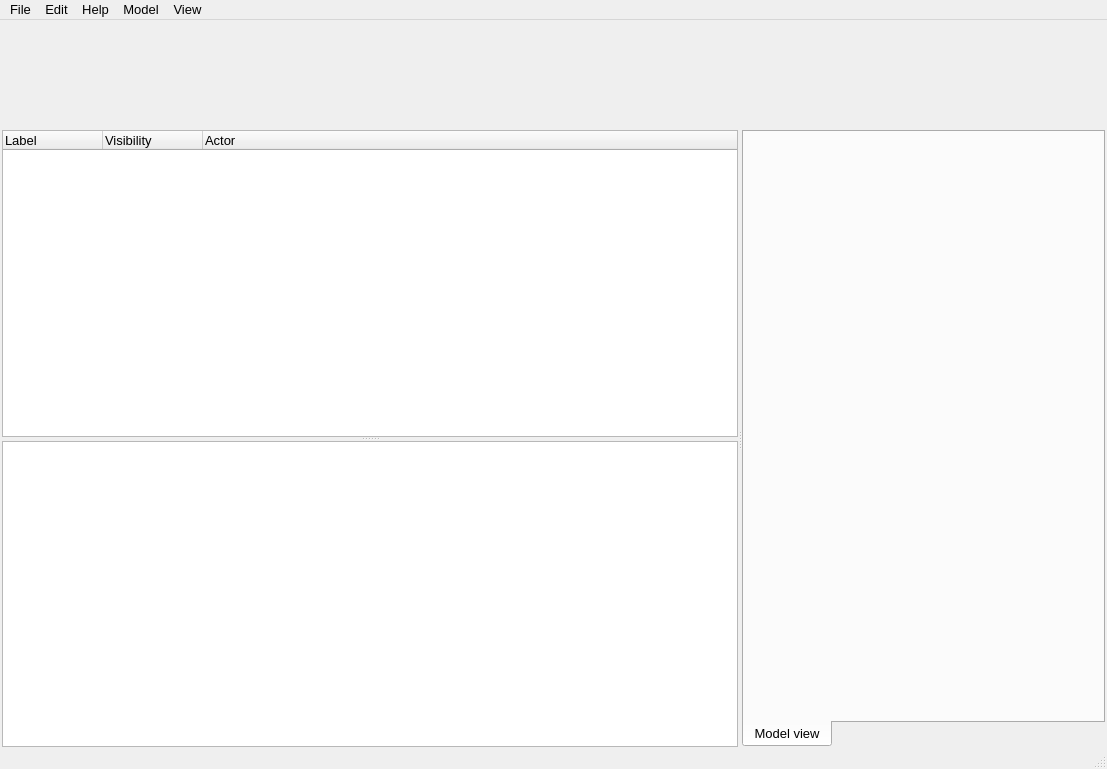
Above: src/UserInterface/Forms/MainWindow.ui from PawelekPro/MeshGeneratingTool before the change. Below: the same form after it.
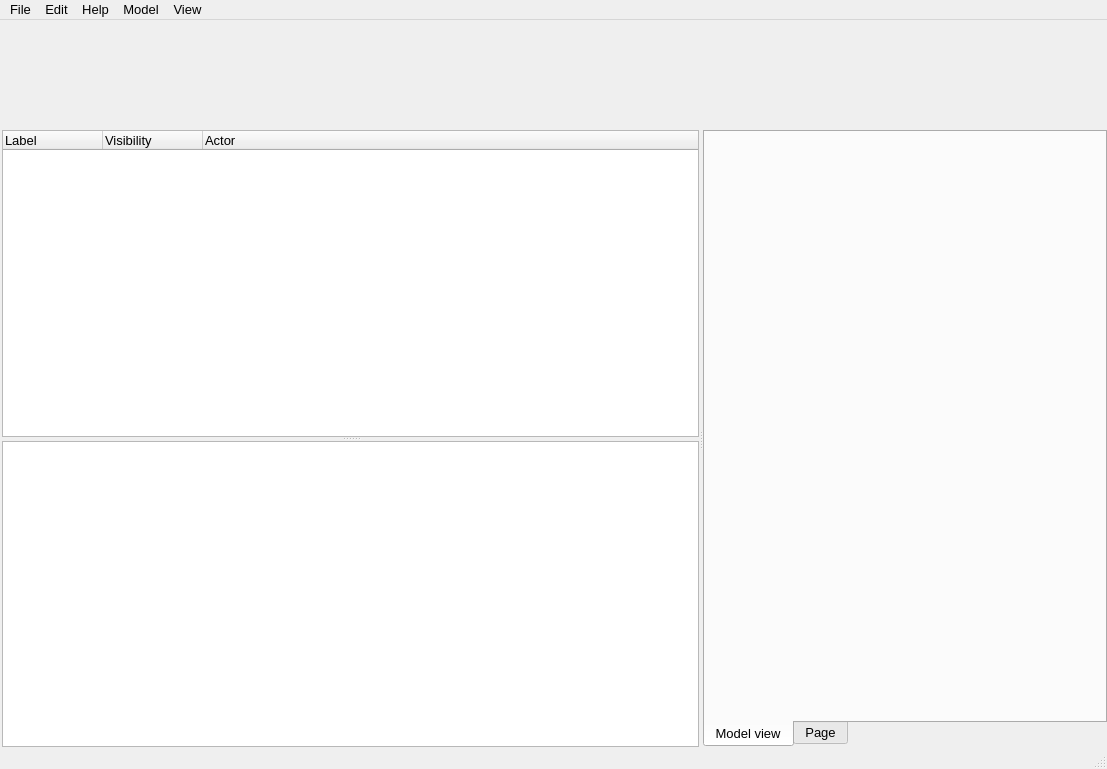
That is the form after the change. Custom widgets are drawn as their Qt base class.

The edit to the form file:
```diff
--- a/src/UserInterface/Forms/MainWindow.ui
+++ b/src/UserInterface/Forms/MainWindow.ui
@@ -27,7 +27,7 @@
      <number>0</number>
     </property>
     <property name="rightMargin">
-     <number>2</number>
+     <number>0</number>
     </property>
     <property name="bottomMargin">
      <number>0</number>
@@ -158,6 +158,9 @@
           <property name="tabPosition">
            <enum>QTabWidget::South</enum>
           </property>
+          <property name="currentIndex">
+           <number>0</number>
+          </property>
           <widget class="QWidget" name="modelView">
            <property name="styleSheet">
             <string notr="true"/>
@@ -173,13 +176,18 @@
              <number>0</number>
             </property>
             <property name="rightMargin">
-             <number>0</number>
+             <number>2</number>
             </property>
             <property name="bottomMargin">
              <number>0</number>
             </property>
            </layout>
           </widget>
+          <widget class="QWidget" name="tab">
+           <attribute name="title">
+            <string>Page</string>
+           </attribute>
+          </widget>
          </widget>
         </item>
        </layout>
```
